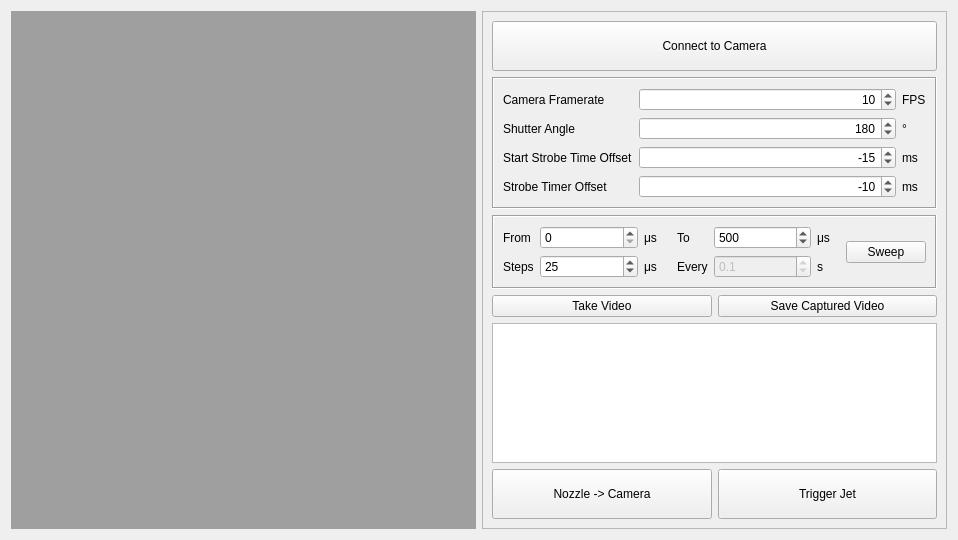
First picture: the form in src/ui/dropletobservationwidget.ui, repository BYUCreateResearchLab/CREATE_LAB_Binder_Jet_Printer, before the edit.
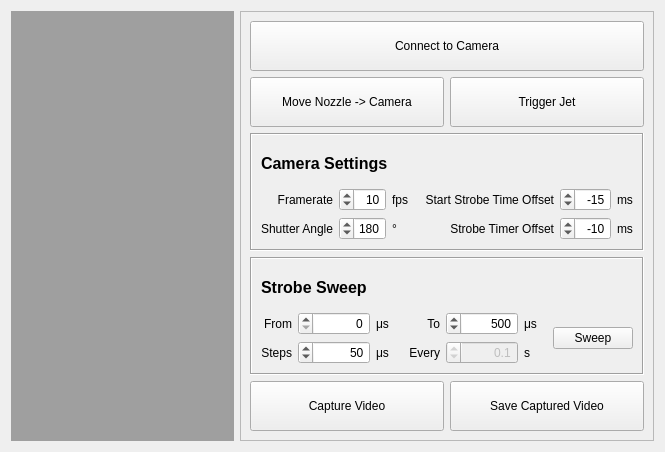
Second picture: the form after the edit.

```diff
--- a/src/ui/dropletobservationwidget.ui
+++ b/src/ui/dropletobservationwidget.ui
@@ -6,8 +6,8 @@
    <rect>
     <x>0</x>
     <y>0</y>
-    <width>958</width>
-    <height>540</height>
+    <width>665</width>
+    <height>452</height>
    </rect>
   </property>
   <property name="windowTitle">
@@ -26,136 +26,6 @@
       <enum>QFrame::Raised</enum>
      </property>
      <layout class="QGridLayout" name="gridLayout_frame">
-      <item row="15" column="0" colspan="2">
-       <widget class="QFrame" name="sweepFrame">
-        <property name="frameShape">
-         <enum>QFrame::Box</enum>
-        </property>
-        <property name="frameShadow">
-         <enum>QFrame::Sunken</enum>
-        </property>
-        <layout class="QGridLayout" name="gridLayout_3">
-         <item row="0" column="1">
-          <widget class="QSpinBox" name="startTimeSpinBox">
-           <property name="sizePolicy">
-            <sizepolicy hsizetype="Expanding" vsizetype="Fixed">
-             <horstretch>0</horstretch>
-             <verstretch>0</verstretch>
-            </sizepolicy>
-           </property>
-           <property name="maximum">
-            <number>100</number>
-           </property>
-          </widget>
-         </item>
-         <item row="0" column="6" rowspan="2">
-          <widget class="QPushButton" name="sweepButton">
-           <property name="text">
-            <string>Sweep</string>
-           </property>
-          </widget>
-         </item>
-         <item row="0" column="0">
-          <widget class="QLabel" name="label">
-           <property name="text">
-            <string>From</string>
-           </property>
-          </widget>
-         </item>
-         <item row="1" column="1">
-          <widget class="QSpinBox" name="stepTimeSpinBox">
-           <property name="maximum">
-            <number>100</number>
-           </property>
-           <property name="value">
-            <number>25</number>
-           </property>
-          </widget>
-         </item>
-         <item row="0" column="2">
-          <widget class="QLabel" name="label_4">
-           <property name="text">
-            <string>μs    </string>
-           </property>
-          </widget>
-         </item>
-         <item row="1" column="2">
-          <widget class="QLabel" name="label_6">
-           <property name="text">
-            <string>μs</string>
-           </property>
-          </widget>
-         </item>
-         <item row="1" column="3">
-          <widget class="QLabel" name="label_7">
-           <property name="text">
-            <string>Every</string>
-           </property>
-          </widget>
-         </item>
-         <item row="0" column="4">
-          <widget class="QSpinBox" name="endTimeSpinBox">
-           <property name="sizePolicy">
-            <sizepolicy hsizetype="Expanding" vsizetype="Fixed">
-             <horstretch>0</horstretch>
-             <verstretch>0</verstretch>
-            </sizepolicy>
-           </property>
-           <property name="maximum">
-            <number>1000</number>
-           </property>
-           <property name="value">
-            <number>500</number>
-           </property>
-          </widget>
-         </item>
-         <item row="1" column="4">
-          <widget class="QDoubleSpinBox" name="sweepDelaySpinBox">
-           <property name="enabled">
-            <bool>false</bool>
-           </property>
-           <property name="decimals">
-            <number>1</number>
-           </property>
-           <property name="singleStep">
-            <double>0.100000000000000</double>
-           </property>
-           <property name="value">
-            <double>0.100000000000000</double>
-           </property>
-          </widget>
-         </item>
-         <item row="0" column="3">
-          <widget class="QLabel" name="label_2">
-           <property name="text">
-            <string>To</string>
-           </property>
-          </widget>
-         </item>
-         <item row="0" column="5">
-          <widget class="QLabel" name="label_3">
-           <property name="text">
-            <string>μs   </string>
-           </property>
-          </widget>
-         </item>
-         <item row="1" column="0">
-          <widget class="QLabel" name="label_5">
-           <property name="text">
-            <string>Steps</string>
-           </property>
-          </widget>
-         </item>
-         <item row="1" column="5">
-          <widget class="QLabel" name="label_8">
-           <property name="text">
-            <string>s</string>
-           </property>
-          </widget>
-         </item>
-        </layout>
-       </widget>
-      </item>
       <item row="9" column="0" colspan="2">
        <widget class="QFrame" name="cameraSettingsFrame">
         <property name="enabled">
@@ -174,7 +44,7 @@
          <enum>QFrame::Sunken</enum>
         </property>
         <layout class="QGridLayout" name="gridLayout_2">
-         <item row="2" column="2">
+         <item row="1" column="6">
           <widget class="QLabel" name="label_13">
            <property name="sizePolicy">
             <sizepolicy hsizetype="Minimum" vsizetype="Preferred">
@@ -187,34 +57,27 @@
            </property>
           </widget>
          </item>
-         <item row="3" column="2">
-          <widget class="QLabel" name="label_14">
-           <property name="sizePolicy">
-            <sizepolicy hsizetype="Minimum" vsizetype="Preferred">
-             <horstretch>0</horstretch>
-             <verstretch>0</verstretch>
-            </sizepolicy>
-           </property>
-           <property name="text">
-            <string>ms</string>
-           </property>
-          </widget>
-         </item>
-         <item row="2" column="0">
+         <item row="1" column="4">
           <widget class="QLabel" name="label_10">
            <property name="text">
             <string>Start Strobe Time Offset</string>
            </property>
+           <property name="alignment">
+            <set>Qt::AlignRight|Qt::AlignTrailing|Qt::AlignVCenter</set>
+           </property>
           </widget>
          </item>
-         <item row="3" column="1">
-          <widget class="QSpinBox" name="timerTimeSpinBox">
+         <item row="1" column="5">
+          <widget class="QSpinBox" name="initialTimerOffsetSpinBox">
            <property name="sizePolicy">
             <sizepolicy hsizetype="Expanding" vsizetype="Fixed">
              <horstretch>0</horstretch>
              <verstretch>0</verstretch>
             </sizepolicy>
            </property>
+           <property name="layoutDirection">
+            <enum>Qt::RightToLeft</enum>
+           </property>
            <property name="alignment">
             <set>Qt::AlignRight|Qt::AlignTrailing|Qt::AlignVCenter</set>
            </property>
@@ -225,26 +88,22 @@
             <number>0</number>
            </property>
            <property name="value">
-            <number>-10</number>
+            <number>-15</number>
            </property>
           </widget>
          </item>
-         <item row="0" column="0">
-          <widget class="QLabel" name="label_9">
-           <property name="text">
-            <string>Camera Framerate</string>
-           </property>
-          </widget>
-         </item>
-         <item row="3" column="0">
+         <item row="2" column="4">
           <widget class="QLabel" name="label_11">
            <property name="text">
             <string>Strobe Timer Offset</string>
            </property>
+           <property name="alignment">
+            <set>Qt::AlignRight|Qt::AlignTrailing|Qt::AlignVCenter</set>
+           </property>
           </widget>
          </item>
-         <item row="0" column="2">
-          <widget class="QLabel" name="label_12">
+         <item row="2" column="6">
+          <widget class="QLabel" name="label_14">
            <property name="sizePolicy">
             <sizepolicy hsizetype="Minimum" vsizetype="Preferred">
              <horstretch>0</horstretch>
@@ -252,11 +111,21 @@
             </sizepolicy>
            </property>
            <property name="text">
-            <string>FPS</string>
+            <string>ms</string>
            </property>
           </widget>
          </item>
-         <item row="0" column="1">
+         <item row="1" column="0">
+          <widget class="QLabel" name="label_9">
+           <property name="text">
+            <string>Framerate</string>
+           </property>
+           <property name="alignment">
+            <set>Qt::AlignRight|Qt::AlignTrailing|Qt::AlignVCenter</set>
+           </property>
+          </widget>
+         </item>
+         <item row="1" column="1">
           <widget class="QSpinBox" name="cameraFPSSpinBox">
            <property name="sizePolicy">
             <sizepolicy hsizetype="Expanding" vsizetype="Fixed">
@@ -264,6 +133,9 @@
              <verstretch>0</verstretch>
             </sizepolicy>
            </property>
+           <property name="layoutDirection">
+            <enum>Qt::RightToLeft</enum>
+           </property>
            <property name="alignment">
             <set>Qt::AlignRight|Qt::AlignTrailing|Qt::AlignVCenter</set>
            </property>
@@ -278,36 +150,20 @@
            </property>
           </widget>
          </item>
-         <item row="2" column="1">
-          <widget class="QSpinBox" name="initialTimerOffsetSpinBox">
-           <property name="sizePolicy">
-            <sizepolicy hsizetype="Expanding" vsizetype="Fixed">
-             <horstretch>0</horstretch>
-             <verstretch>0</verstretch>
-            </sizepolicy>
+         <item row="0" column="0" colspan="3">
+          <widget class="QLabel" name="label_18">
+           <property name="font">
+            <font>
+             <pointsize>12</pointsize>
+             <bold>true</bold>
+            </font>
            </property>
-           <property name="alignment">
-            <set>Qt::AlignRight|Qt::AlignTrailing|Qt::AlignVCenter</set>
-           </property>
-           <property name="minimum">
-            <number>-100</number>
-           </property>
-           <property name="maximum">
-            <number>0</number>
-           </property>
-           <property name="value">
-            <number>-15</number>
-           </property>
-          </widget>
-         </item>
-         <item row="1" column="0">
-          <widget class="QLabel" name="label_15">
            <property name="text">
-            <string>Shutter Angle</string>
+            <string>Camera Settings</string>
            </property>
           </widget>
          </item>
-         <item row="1" column="1">
+         <item row="2" column="1">
           <widget class="QSpinBox" name="shutterAngleSpinBox">
            <property name="sizePolicy">
             <sizepolicy hsizetype="Expanding" vsizetype="Fixed">
@@ -316,7 +172,7 @@
             </sizepolicy>
            </property>
            <property name="layoutDirection">
-            <enum>Qt::LeftToRight</enum>
+            <enum>Qt::RightToLeft</enum>
            </property>
            <property name="alignment">
             <set>Qt::AlignRight|Qt::AlignTrailing|Qt::AlignVCenter</set>
@@ -329,7 +185,55 @@
            </property>
           </widget>
          </item>
+         <item row="2" column="0">
+          <widget class="QLabel" name="label_15">
+           <property name="text">
+            <string>Shutter Angle</string>
+           </property>
+           <property name="alignment">
+            <set>Qt::AlignRight|Qt::AlignTrailing|Qt::AlignVCenter</set>
+           </property>
+          </widget>
+         </item>
          <item row="1" column="2">
+          <widget class="QLabel" name="label_12">
+           <property name="sizePolicy">
+            <sizepolicy hsizetype="Minimum" vsizetype="Preferred">
+             <horstretch>0</horstretch>
+             <verstretch>0</verstretch>
+            </sizepolicy>
+           </property>
+           <property name="text">
+            <string>fps   </string>
+           </property>
+          </widget>
+         </item>
+         <item row="2" column="5">
+          <widget class="QSpinBox" name="timerTimeSpinBox">
+           <property name="sizePolicy">
+            <sizepolicy hsizetype="Expanding" vsizetype="Fixed">
+             <horstretch>0</horstretch>
+             <verstretch>0</verstretch>
+            </sizepolicy>
+           </property>
+           <property name="layoutDirection">
+            <enum>Qt::RightToLeft</enum>
+           </property>
+           <property name="alignment">
+            <set>Qt::AlignRight|Qt::AlignTrailing|Qt::AlignVCenter</set>
+           </property>
+           <property name="minimum">
+            <number>-100</number>
+           </property>
+           <property name="maximum">
+            <number>0</number>
+           </property>
+           <property name="value">
+            <number>-10</number>
+           </property>
+          </widget>
+         </item>
+         <item row="2" column="2">
           <widget class="QLabel" name="label_16">
            <property name="sizePolicy">
             <sizepolicy hsizetype="Minimum" vsizetype="Preferred">
@@ -342,50 +246,288 @@
            </property>
           </widget>
          </item>
+         <item row="1" column="3" rowspan="2">
+          <spacer name="horizontalSpacer">
+           <property name="orientation">
+            <enum>Qt::Horizontal</enum>
+           </property>
+           <property name="sizeHint" stdset="0">
+            <size>
+             <width>40</width>
+             <height>20</height>
+            </size>
+           </property>
+          </spacer>
+         </item>
         </layout>
        </widget>
       </item>
-      <item row="20" column="0" colspan="2">
-       <widget class="QPlainTextEdit" name="DropletStatsTextEdit"/>
-      </item>
-      <item row="18" column="1">
-       <widget class="QPushButton" name="SaveVideoButton">
-        <property name="text">
-         <string>Save Captured Video</string>
-        </property>
-       </widget>
-      </item>
-      <item row="18" column="0">
-       <widget class="QPushButton" name="takeVideoButton">
-        <property name="text">
-         <string>Take Video</string>
-        </property>
-       </widget>
-      </item>
       <item row="0" column="0" colspan="2">
        <widget class="QPushButton" name="connectButton">
+        <property name="font">
+         <font>
+          <bold>false</bold>
+          <underline>false</underline>
+         </font>
+        </property>
         <property name="text">
          <string>
 Connect to Camera
 </string>
         </property>
+        <property name="flat">
+         <bool>false</bool>
+        </property>
        </widget>
       </item>
-      <item row="21" column="0">
+      <item row="15" column="0" colspan="2">
+       <widget class="QFrame" name="sweepFrame">
+        <property name="frameShape">
+         <enum>QFrame::Box</enum>
+        </property>
+        <property name="frameShadow">
+         <enum>QFrame::Sunken</enum>
+        </property>
+        <layout class="QGridLayout" name="gridLayout_3">
+         <item row="2" column="2">
+          <widget class="QLabel" name="label_6">
+           <property name="text">
+            <string>μs</string>
+           </property>
+          </widget>
+         </item>
+         <item row="1" column="2">
+          <widget class="QLabel" name="label_4">
+           <property name="text">
+            <string>μs    </string>
+           </property>
+          </widget>
+         </item>
+         <item row="2" column="5">
+          <widget class="QLabel" name="label_8">
+           <property name="text">
+            <string>s</string>
+           </property>
+          </widget>
+         </item>
+         <item row="1" column="5">
+          <widget class="QLabel" name="label_3">
+           <property name="text">
+            <string>μs   </string>
+           </property>
+          </widget>
+         </item>
+         <item row="2" column="1">
+          <widget class="QSpinBox" name="stepTimeSpinBox">
+           <property name="layoutDirection">
+            <enum>Qt::RightToLeft</enum>
+           </property>
+           <property name="alignment">
+            <set>Qt::AlignRight|Qt::AlignTrailing|Qt::AlignVCenter</set>
+           </property>
+           <property name="maximum">
+            <number>100</number>
+           </property>
+           <property name="value">
+            <number>50</number>
+           </property>
+          </widget>
+         </item>
+         <item row="2" column="0">
+          <widget class="QLabel" name="label_5">
+           <property name="text">
+            <string>Steps</string>
+           </property>
+           <property name="alignment">
+            <set>Qt::AlignRight|Qt::AlignTrailing|Qt::AlignVCenter</set>
+           </property>
+          </widget>
+         </item>
+         <item row="1" column="4">
+          <widget class="QSpinBox" name="endTimeSpinBox">
+           <property name="sizePolicy">
+            <sizepolicy hsizetype="Expanding" vsizetype="Fixed">
+             <horstretch>0</horstretch>
+             <verstretch>0</verstretch>
+            </sizepolicy>
+           </property>
+           <property name="layoutDirection">
+            <enum>Qt::RightToLeft</enum>
+           </property>
+           <property name="alignment">
+            <set>Qt::AlignRight|Qt::AlignTrailing|Qt::AlignVCenter</set>
+           </property>
+           <property name="maximum">
+            <number>1000</number>
+           </property>
+           <property name="value">
+            <number>500</number>
+           </property>
+          </widget>
+         </item>
+         <item row="1" column="3">
+          <widget class="QLabel" name="label_2">
+           <property name="text">
+            <string>To</string>
+           </property>
+           <property name="alignment">
+            <set>Qt::AlignRight|Qt::AlignTrailing|Qt::AlignVCenter</set>
+           </property>
+          </widget>
+         </item>
+         <item row="1" column="1">
+          <widget class="QSpinBox" name="startTimeSpinBox">
+           <property name="sizePolicy">
+            <sizepolicy hsizetype="Expanding" vsizetype="Fixed">
+             <horstretch>0</horstretch>
+             <verstretch>0</verstretch>
+            </sizepolicy>
+           </property>
+           <property name="layoutDirection">
+            <enum>Qt::RightToLeft</enum>
+           </property>
+           <property name="alignment">
+            <set>Qt::AlignRight|Qt::AlignTrailing|Qt::AlignVCenter</set>
+           </property>
+           <property name="maximum">
+            <number>100</number>
+           </property>
+          </widget>
+         </item>
+         <item row="2" column="4">
+          <widget class="QDoubleSpinBox" name="sweepDelaySpinBox">
+           <property name="enabled">
+            <bool>false</bool>
+           </property>
+           <property name="layoutDirection">
+            <enum>Qt::RightToLeft</enum>
+           </property>
+           <property name="alignment">
+            <set>Qt::AlignRight|Qt::AlignTrailing|Qt::AlignVCenter</set>
+           </property>
+           <property name="decimals">
+            <number>1</number>
+           </property>
+           <property name="singleStep">
+            <double>0.100000000000000</double>
+           </property>
+           <property name="value">
+            <double>0.100000000000000</double>
+           </property>
+          </widget>
+         </item>
+         <item row="1" column="6" rowspan="2">
+          <widget class="QPushButton" name="sweepButton">
+           <property name="text">
+            <string>Sweep</string>
+           </property>
+          </widget>
+         </item>
+         <item row="2" column="3">
+          <widget class="QLabel" name="label_7">
+           <property name="text">
+            <string>Every</string>
+           </property>
+           <property name="alignment">
+            <set>Qt::AlignRight|Qt::AlignTrailing|Qt::AlignVCenter</set>
+           </property>
+          </widget>
+         </item>
+         <item row="1" column="0">
+          <widget class="QLabel" name="label">
+           <property name="text">
+            <string>From</string>
+           </property>
+           <property name="alignment">
+            <set>Qt::AlignRight|Qt::AlignTrailing|Qt::AlignVCenter</set>
+           </property>
+          </widget>
+         </item>
+         <item row="0" column="0" colspan="7">
+          <widget class="QLabel" name="label_17">
+           <property name="font">
+            <font>
+             <pointsize>12</pointsize>
+             <bold>true</bold>
+            </font>
+           </property>
+           <property name="text">
+            <string>Strobe Sweep</string>
+           </property>
+          </widget>
+         </item>
+        </layout>
+       </widget>
+      </item>
+      <item row="1" column="0">
        <widget class="QPushButton" name="moveToCameraButton">
+        <property name="font">
+         <font>
+          <bold>false</bold>
+          <underline>false</underline>
+         </font>
+        </property>
         <property name="text">
          <string>
-Nozzle -&gt; Camera
+Move Nozzle -&gt; Camera
 </string>
         </property>
+        <property name="flat">
+         <bool>false</bool>
+        </property>
        </widget>
       </item>
-      <item row="21" column="1">
+      <item row="1" column="1">
        <widget class="QPushButton" name="TriggerJetButton">
+        <property name="font">
+         <font>
+          <bold>false</bold>
+          <underline>false</underline>
+         </font>
+        </property>
         <property name="text">
          <string>
 Trigger Jet
 </string>
+        </property>
+        <property name="flat">
+         <bool>false</bool>
+        </property>
+       </widget>
+      </item>
+      <item row="16" column="0">
+       <widget class="QPushButton" name="takeVideoButton">
+        <property name="font">
+         <font>
+          <bold>false</bold>
+          <underline>false</underline>
+         </font>
+        </property>
+        <property name="text">
+         <string>
+Capture Video
+</string>
+        </property>
+        <property name="flat">
+         <bool>false</bool>
+        </property>
+       </widget>
+      </item>
+      <item row="16" column="1">
+       <widget class="QPushButton" name="SaveVideoButton">
+        <property name="font">
+         <font>
+          <bold>false</bold>
+          <underline>false</underline>
+         </font>
+        </property>
+        <property name="text">
+         <string>
+Save Captured Video
+</string>
+        </property>
+        <property name="flat">
+         <bool>false</bool>
         </property>
        </widget>
       </item>
```
